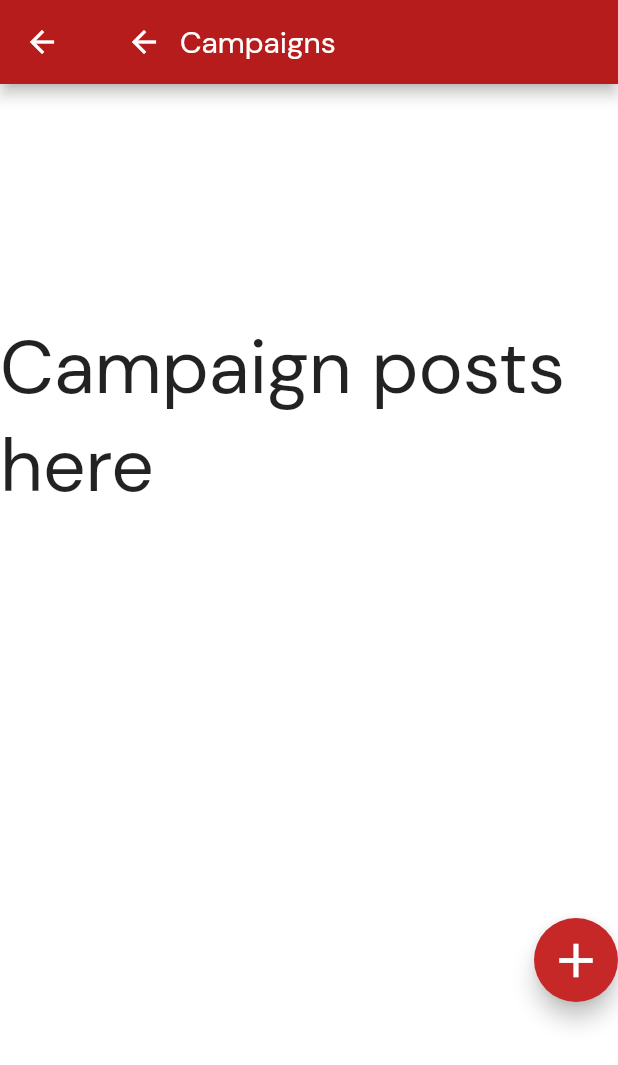
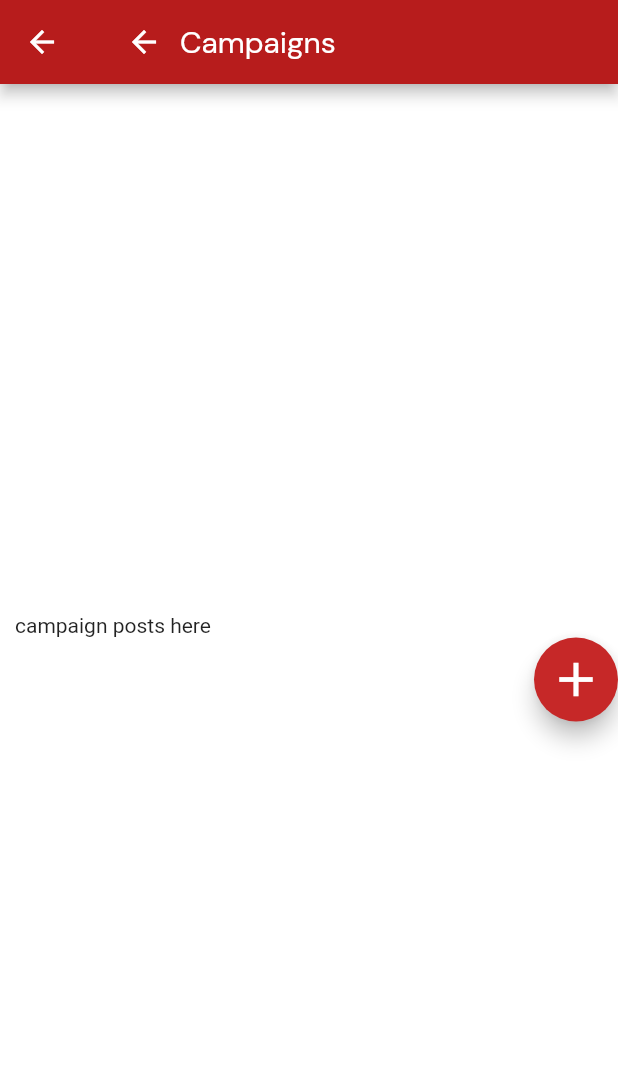
Before and after one commit to TharinduBasnayaka/nobel_red_flutter_app, a Flutter app: the Campaigns screen opened by its route, on a phone screen of 412 x 824 dp. Shown: the top 1065 px of the screen. Run offline on Flutter 3.47's test engine with Material 2 defaults, Android fonts, the phone set to English and light mode, and no system bars; our stand-ins replace carousel_pro.

Commit message:
adding data as list
on going process
connecting the firebase

```diff
--- a/lib/pages/campaigns.dart
+++ b/lib/pages/campaigns.dart
@@ -37,15 +37,22 @@ class _CampaignsState extends State<Campaigns> {
           mainAxisAlignment: MainAxisAlignment.center,
           crossAxisAlignment: CrossAxisAlignment.end,
           children: <Widget>[
-            SizedBox(
-              height: 400.0,
-              width: MediaQuery.of(context).size.width,
-              child: Text(
-                "Campaign posts here",
-                style: TextStyle(
-                  fontFamily: "DMSans",
-                  fontSize: 50.0,
-                ),
+            // SizedBox(
+            //   height: 400.0,
+            //   width: MediaQuery.of(context).size.width,
+            //   child: Text(
+            //     "Campaign posts here",
+            //     style: TextStyle(
+            //       fontFamily: "DMSans",
+            //       fontSize: 50.0,
+            //     ),
+            //   ),
+            // ),
+            Padding(
+              padding: const EdgeInsets.fromLTRB(10.0, 10.0, 10.0, 0),
+              child: ListBody(
+                mainAxis: Axis.vertical,
+                children: <Widget>[Text("campaign posts here")],
               ),
             ),
             FloatingActionButton(
```
